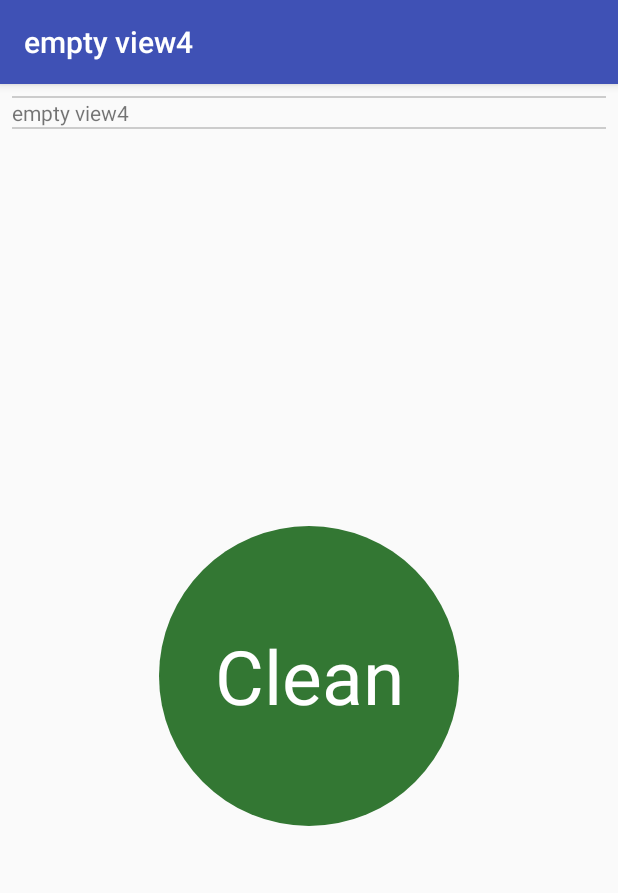
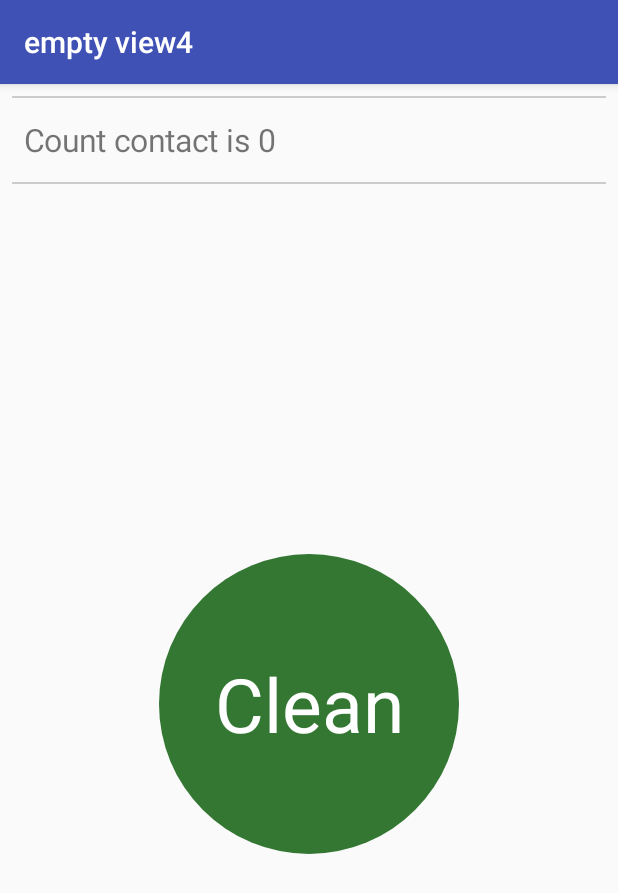
Before and after one commit to nilocsivad/empty-view4, an Android app: the screen it shows after launch (MainActivity), after a tap on "Clean", on a phone screen of 412 x 824 dp. Shown: the top 893 px of the screen. Run offline under Robolectric (Android 15) with nearby library versions, the phone set to English and light mode, and no system bars; 6 statements that could not run were skipped.

Commit message:
remove contact

```diff
--- a/app/src/main/java/com/iam_vip/colin/emptyview4/MainActivity.java
+++ b/app/src/main/java/com/iam_vip/colin/emptyview4/MainActivity.java
@@ -1,9 +1,21 @@
 package com.iam_vip.colin.emptyview4;
 
+import android.content.ContentProviderOperation;
+import android.content.ContentUris;
+import android.content.OperationApplicationException;
+import android.content.res.TypedArray;
+import android.database.Cursor;
+import android.net.Uri;
+import android.os.RemoteException;
+import android.provider.ContactsContract;
 import android.support.v7.app.AppCompatActivity;
 import android.os.Bundle;
 import android.view.View;
 import android.widget.TextView;
+import android.widget.Toast;
+
+import java.util.ArrayList;
+import java.util.List;
 
 public class MainActivity extends AppCompatActivity implements View.OnClickListener {
 
@@ -22,14 +34,27 @@ public class MainActivity extends AppCompatActivity implements View.OnClickListe
     protected void onResume() {
         super.onResume();
 
+        TypedArray actionbarSizeTypedArray = this.obtainStyledAttributes(new int[]{
+                android.R.attr.actionBarSize
+        });
+        int h = actionbarSizeTypedArray.getDimensionPixelOffset(0, 0);
+        tvContactInfo.setHeight(h);
 
+        tvContactInfo.setTextSize(h / 4);
+
+        this.resetContactInfo();
+    }
+
+    private void resetContactInfo() {
+        Cursor cur = getContentResolver().query(ContactsContract.Contacts.CONTENT_URI, null, null, null, null);
+        int count = cur.getCount();
+        cur.close();
+        tvContactInfo.setText("Count contact is " + count);
     }
 
 
-
-
     private void initComponents() {
-        tvContactInfo = (TextView)this.findViewById(R.id.tv_contact_info);
+        tvContactInfo = (TextView) this.findViewById(R.id.tv_contact_info);
 
         tvCleanContact = (TextView) this.findViewById(R.id.tv_clean_contact);
         tvCleanContact.setOnClickListener(this);
@@ -44,7 +69,37 @@ public class MainActivity extends AppCompatActivity implements View.OnClickListe
     public void onClick(View v) {
         switch (v.getId()) {
             case R.id.tv_clean_contact:
+                //
+                Cursor cur = getContentResolver().query(ContactsContract.Contacts.CONTENT_URI, null, null, null, null);
+                //
+                ArrayList<ContentProviderOperation> ops = new ArrayList<ContentProviderOperation>(cur.getCount());
+                //
+                while (cur.moveToNext()) {
+                    long _ID = cur.getLong(cur.getColumnIndex(ContactsContract.Contacts._ID));
+                    ops.add(ContentProviderOperation.newDelete(ContentUris.withAppendedId(ContactsContract.Contacts.CONTENT_URI,_ID)).build());
+                }
+                //
+                if (ops.size()>0) {
+                    try {
+                        this.getContentResolver().applyBatch(ContactsContract.AUTHORITY, ops);
+                        this.showSuccessClean();
+                    } catch (RemoteException | OperationApplicationException e) {
+                        e.printStackTrace();
+                        Toast.makeText(this, "" + e.getMessage(), Toast.LENGTH_LONG).show();
+                    }
+                } else {
+                    this.showSuccessClean();
+                }
+                cur.close();
+                //
+                this.resetContactInfo();
                 break;
         }
     }
+
+    private void showSuccessClean() {
+        Toast.makeText(this, "Success to clean contacts!", Toast.LENGTH_LONG).show();
+    }
+
+
 }
--- a/app/src/main/res/layout/activity_main.xml
+++ b/app/src/main/res/layout/activity_main.xml
@@ -24,6 +24,8 @@
             android:id="@+id/tv_contact_info"
             android:layout_width="match_parent"
             android:layout_height="wrap_content"
+            android:gravity="center_vertical"
+            android:paddingLeft="@dimen/activity_horizontal_margin"
             android:text="@string/app_name" />
 
         <TextView
```
Also changed, not shown: app/src/main/AndroidManifest.xml (+6 -3 lines).
